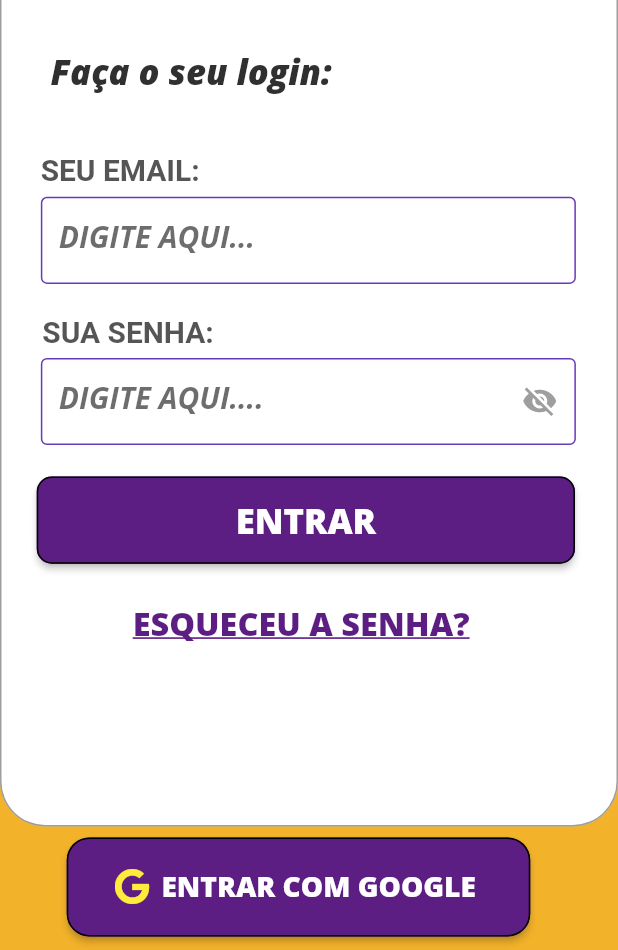
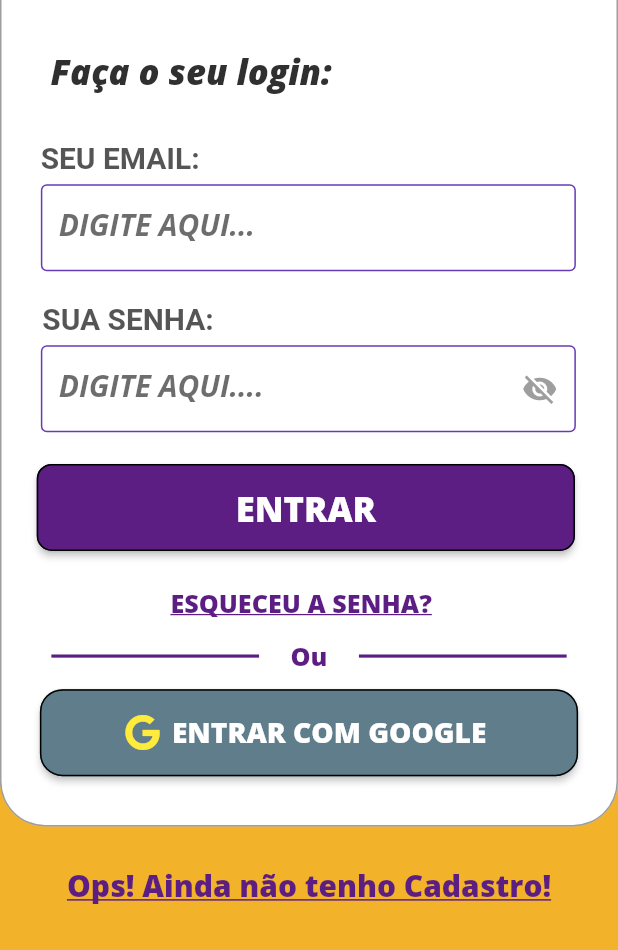
Before and after one commit to AegonX007/Projeto_Porto_Digital-Teclar, a Flutter app: the screen it shows after launch, after a tap on "MEU LOGIN", on a phone screen of 412 x 824 dp, the part 286-1236 px from its top. Run offline on Flutter 3.47's test engine with Material 2 defaults, Android fonts, the phone set to English and light mode, and no system bars; our stand-ins replace audioplayers, brasil_fields, cloud_firestore, email_validator, firebase_auth, firebase_storage and 7 more; missing offline and left inert: bloc_pattern, cpfcnpj; accounts and stored records are empty; Roboto replaces fonts that are missing (Open Sans Bold).

Commit message:
Tela de login parcialmente finalizada

```diff
--- a/lib/ui_login/login.dart
+++ b/lib/ui_login/login.dart
@@ -5,6 +5,7 @@ import 'package:flutter/material.dart';
 import 'package:flutter/services.dart';
 import 'package:material_splash_screen/entity/usuario.dart';
 import 'package:material_splash_screen/main.dart';
+import 'package:material_splash_screen/ui_cadastro/cadastroVideo.dart';
 import 'package:material_splash_screen/ui_login/google_auth.dart';
 import 'package:material_splash_screen/ui_menu/1_Menu.dart';
 import 'package:material_splash_screen/ui_login/esqueceuSenha.dart';
@@ -73,7 +74,7 @@ class _LoginState extends State<Login> {
                   ),
                   Center(
                     child: Padding(
-                      padding: EdgeInsets.only(right: 150.w, bottom: 8.h),
+                      padding: EdgeInsets.only(right: 150.w),
                       child: Text(
                         "Faça o seu login:",
                         style: TextStyle(
@@ -251,14 +252,14 @@ class _LoginState extends State<Login> {
                             // ---------------------------------------------
                             Center(
                               child: Container(
-                                margin: EdgeInsets.only(top: 15.h),
+                                margin: EdgeInsets.only(top: 10.h),
                                 child: TextButton(
                                   child: Text(
                                     "ESQUECEU A SENHA?",
                                     style: TextStyle(
                                       fontFamily: 'Open Sans Extra Bold',
                                       color: Color.fromARGB(255, 93, 30, 132),
-                                      fontSize: (sizeWidth * 0.75) * 0.07,
+                                      fontSize: 16.ssp,
                                       decoration: TextDecoration.underline,
                                       fontWeight: FontWeight.bold,
                                     ),
@@ -274,20 +275,43 @@ class _LoginState extends State<Login> {
                             ),
                           ],
                         )),
-                  )
+                  ),
+                  Container(
+                    margin: EdgeInsets.only(bottom: 10.h),
+                    child: Row(
+                      mainAxisAlignment: MainAxisAlignment.center,
+                      children: [
+                        Container(
+                          margin: EdgeInsets.only(right: 20.w),
+                          height: 2.h,
+                          width: 132.w,
+                          color: Color.fromARGB(255, 93, 30, 132),
+                        ),
+                        Container(
+                          child: Text(
+                            "Ou",
+                            style: TextStyle(
+                              fontFamily: 'Open Sans Extra Bold',
+                              color: Color.fromARGB(255, 93, 30, 132),
+                              fontSize: 16.ssp,
+                              fontWeight: FontWeight.bold,
+                            ),
+                          ),
+                        ),
+                        Container(
+                          margin: EdgeInsets.only(left: 20.w),
+                          height: 2.h,
+                          width: 132.w,
+                          color: Color.fromARGB(255, 93, 30, 132),
+                        ),
                       ],
-              )),
-
-          // ? BOTÕES DE "VOLTAR" E "ENTRAR"
-          //------------------------------------------------------------------------
-
-          Row(
-            children: <Widget>[
-              //?BOTAO GOOGLE \/
-              Container(
+                    ),
+                  ),
+                  Center(
                     child: Container(
-                  height: sizeHeight * 0.08,
-                  width: sizeWidth * 0.75,
+                      child: Container(
+                        height: 55.h,
+                        width: 342.w,
                         child: RaisedButton.icon(
                           onPressed: () {
                             final provider = Provider.of<GoogleSignInProvider>(
@@ -299,12 +323,13 @@ class _LoginState extends State<Login> {
                               return provider.login();
                             }
                           },
-                    color: Color.fromARGB(255, 93, 30, 132),
+                          color: Colors.blueGrey,
                           splashColor: Color(0xfffab611),
                           shape: RoundedRectangleBorder(
                               borderRadius: BorderRadius.circular(15.0),
                               side: BorderSide(color: Colors.black)),
-                    icon: FaIcon(FontAwesomeIcons.google, color: Colors.yellow),
+                          icon: FaIcon(FontAwesomeIcons.google,
+                              color: Colors.yellow),
                           label: Text(
                             "ENTRAR COM GOOGLE",
                             style: TextStyle(
@@ -316,10 +341,34 @@ class _LoginState extends State<Login> {
                           ),
                         ),
                       ),
-                padding: EdgeInsets.only(
-                    top: sizeCard * 0.01, left: sizeCard * 0.06),
+                    ),
                   ),
                 ],
+              )),
+
+          // ? NÃO TEM CADASTRO
+          //------------------------------------------------------------------------
+
+          Center(
+            child: Container(
+              margin: EdgeInsets.only(top: 15.h),
+              child: TextButton(
+                child: Text(
+                  "Ops! Ainda não tenho Cadastro!",
+                  style: TextStyle(
+                    fontFamily: 'Open Sans Extra Bold',
+                    color: Color.fromARGB(255, 93, 30, 132),
+                    fontSize: 19.ssp,
+                    decoration: TextDecoration.underline,
+                    fontWeight: FontWeight.bold,
+                  ),
+                ),
+                onPressed: () {
+                  Navigator.of(context).push(
+                      MaterialPageRoute(builder: (context) => Cadastrar1()));
+                },
+              ),
+            ),
           ),
         ],
       )),
```
Lines whose indentation alone changed are shown as unchanged.
